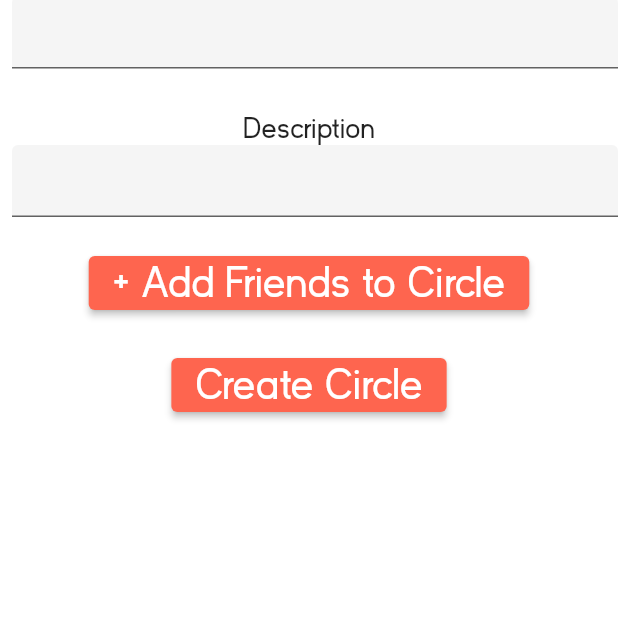
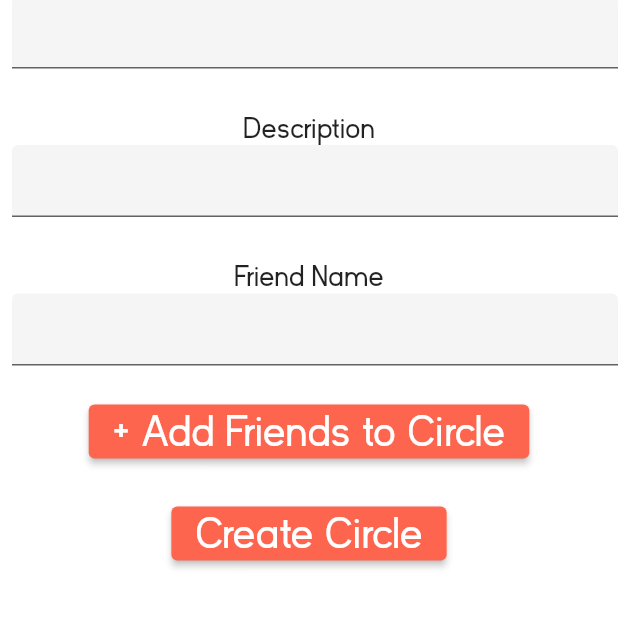
Before and after one commit to alee8599/circles, a Flutter app: the CreateCircle screen opened directly, after a tap on "+ Add Friends to Circle", on a phone screen of 412 x 824 dp, the part 536-1165 px from its top. Run offline on Flutter 3.47's test engine with Material 2 defaults, Android fonts, the phone set to English and light mode, and no system bars; our stand-ins replace cloud_firestore, date_time_picker, firebase_auth, firebase_core, flutter_svg, fluttertoast and 2 more; missing offline and left inert: place_picker; accounts and stored records are empty.

Commit message:
invite users to circles

```diff
--- a/lib/models/firestore_service.dart
+++ b/lib/models/firestore_service.dart
@@ -3,6 +3,7 @@ import 'package:circles/models/user_model.dart';
 import 'package:circles/models/event.dart';
 import 'package:cloud_firestore/cloud_firestore.dart';
 import 'dart:math';
+import 'dart:convert';
 
 class FirestoreService {
   final CollectionReference _usersCollectionReference =
@@ -19,7 +20,7 @@ class FirestoreService {
 
   static String getRandomString(int length) {
     Random _rnd = Random();
-    String.fromCharCodes(Iterable.generate(
+    return String.fromCharCodes(Iterable.generate(
         length, (_) => _chars.codeUnitAt(_rnd.nextInt(_chars.length))));
   }
 
@@ -37,7 +38,26 @@ class FirestoreService {
     try {
       await _circlesCollectionReference.doc(circle.id).set(circle.toJson());
     } catch (e) {
-      throw '';
+      throw e;
+    }
+  }
+
+  Future getUserIdFromName(String name) async {
+    try {
+      var users = await _usersCollectionReference.get();
+      final userData = List.from(users.docs.map((doc) => doc.data())).toList();
+
+      for (int i = 0; i < userData.length; ++i) {
+//        print(userData[i]);
+        //      print(userData[i]["name"]);
+        if (userData[i]["name"] == name) {
+          //      print("ID TO RETURN");
+          //    print(userData[i]["id"]);
+          return userData[i]["id"];
+        }
+      }
+    } catch (e) {
+      throw e;
     }
   }
 
--- a/lib/screens/create_circle.dart
+++ b/lib/screens/create_circle.dart
@@ -14,7 +14,11 @@ class _CreateCircleState extends State<CreateCircle> {
   // ignore: deprecated_member_use
   List<String> uids = new List<String>();
 
-  Circles newCircle = Circles();
+  final textControl = TextEditingController();
+
+  Circles newCircle = new Circles();
+
+  String curFriendName;
 
   Widget build(BuildContext context) {
     return Scaffold(
@@ -76,6 +80,23 @@ class _CreateCircleState extends State<CreateCircle> {
                     }
                   }),
             ),
+            Padding(
+                padding: EdgeInsets.only(top: 8.0),
+                child: Text("Friend Name", style: TextStyle(fontSize: 20.0))),
+            Padding(
+              padding: const EdgeInsets.only(left: 8.0, bottom: 20.0),
+              child: TextField(
+                  decoration:
+                      InputDecoration(fillColor: WhiteGrey, filled: true),
+                  controller: textControl,
+                  onChanged: (value) {
+                    if (mounted) {
+                      setState(() {
+                        curFriendName = value.trim();
+                      });
+                    }
+                  }),
+            ),
             Row(
               mainAxisAlignment: MainAxisAlignment.spaceAround,
               children: [
@@ -87,11 +108,15 @@ class _CreateCircleState extends State<CreateCircle> {
                   style: ElevatedButton.styleFrom(
                     primary: RedOrange,
                   ),
-                  onPressed: () {
-                    // TODO: Create some front-end to look up a user name, query and find their
-                    // Firebase user ID and add them here
-                    // For now, I'll default to adding the user ID of "temp"
-                    newCircle.userIds.add('temp');
+                  onPressed: () async {
+                    FirestoreService _firestoreService = new FirestoreService();
+                    String id = await _firestoreService
+                        .getUserIdFromName(curFriendName);
+
+                    if (newCircle.userIds == null) newCircle.userIds = [];
+
+                    newCircle.userIds.add(id);
+                    textControl.clear();
                   },
                 ),
               ],
--- a/lib/screens/login.dart
+++ b/lib/screens/login.dart
@@ -125,6 +125,9 @@ class _LoginScreenState extends State<LoginScreen> {
       await _authService.populateCurrentUser(authResult.user.uid);
 //      print(_authService.currentUser);
 
+      FirestoreService service = new FirestoreService();
+      print(service.getUserIdFromName('Nandita Naik'));
+
       // Success
       Navigator.of(context)
           .pushReplacement(MaterialPageRoute(builder: (context) => Home()));
```
